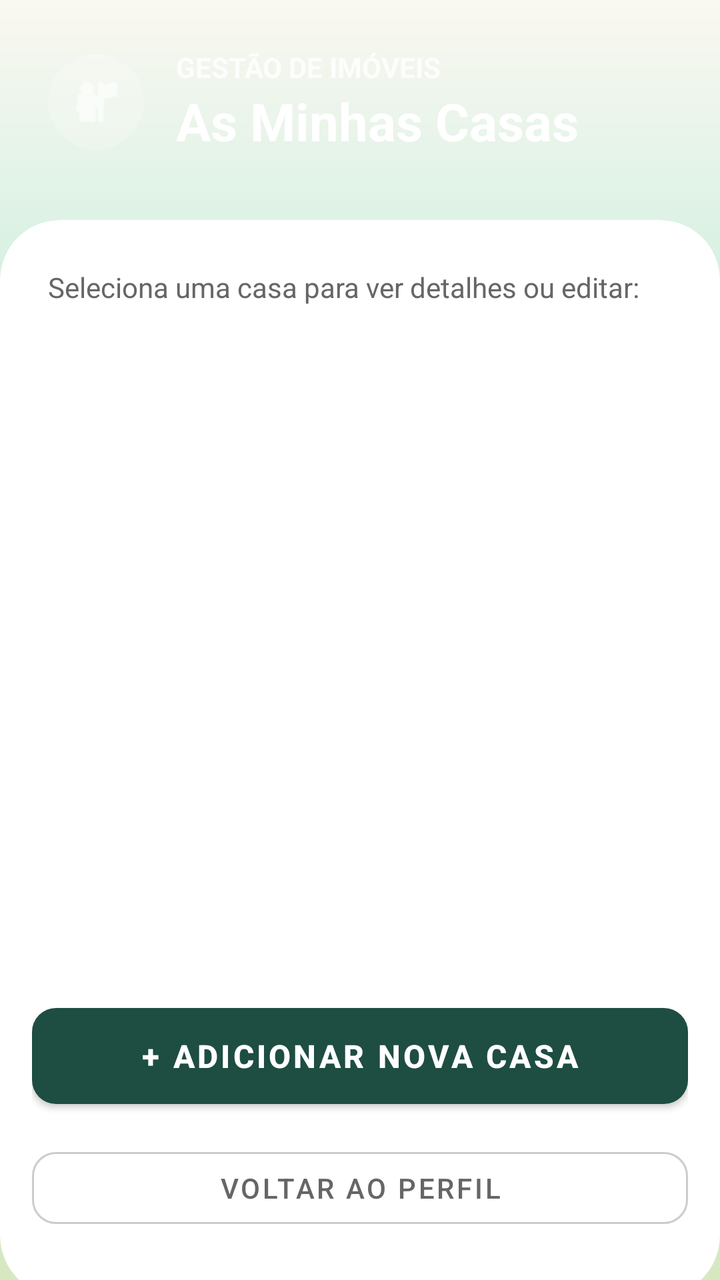
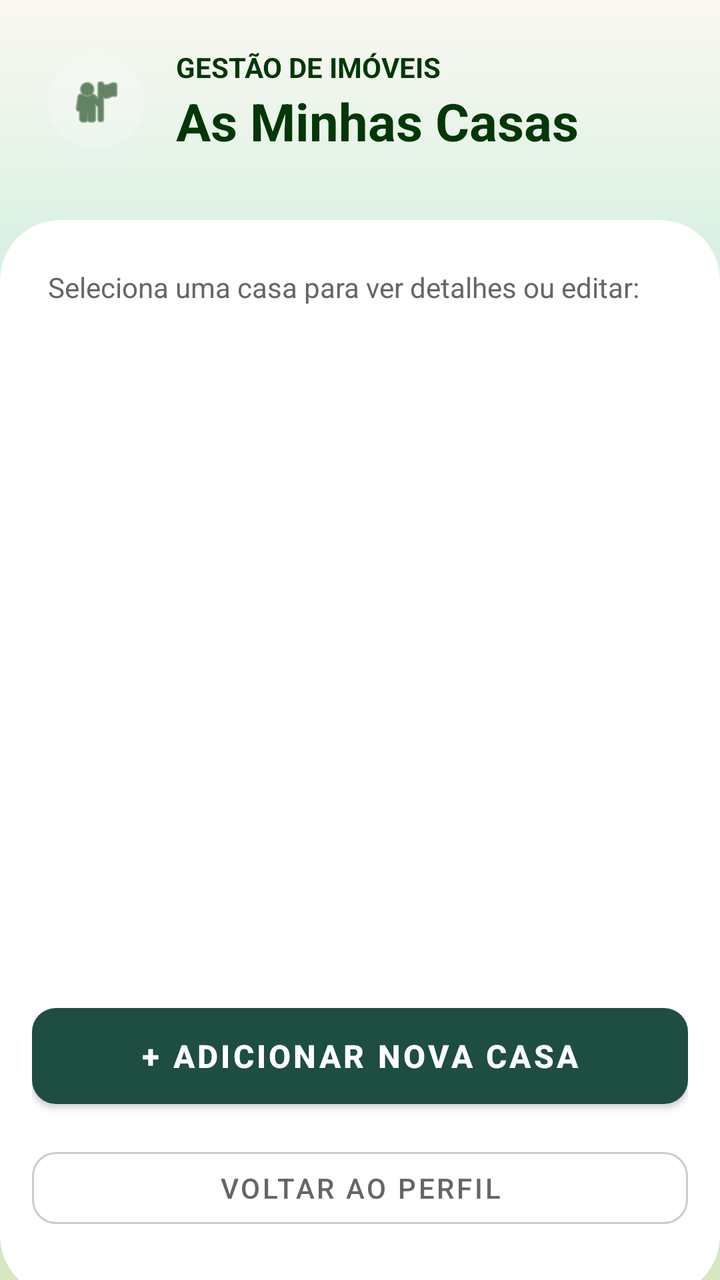

Compare the two renders of this Android layout. The source of the first and the diff that turns it into the second are given below.
<!-- AndroidManifest.xml: application theme Theme.EcoTrack -->
<!-- res/layout/activity_listar_casas.xml -->
<?xml version="1.0" encoding="utf-8"?>
<LinearLayout xmlns:android="http://schemas.android.com/apk/res/android"
    xmlns:app="http://schemas.android.com/apk/res-auto"
    android:layout_width="match_parent"
    android:layout_height="match_parent"
    android:orientation="vertical"
    android:background="@drawable/gradient_verde">

    <LinearLayout
        android:layout_width="match_parent"
        android:layout_height="wrap_content"
        android:orientation="horizontal"
        android:padding="24dp"
        android:gravity="center_vertical">

        <ImageView
            android:layout_width="48dp"
            android:layout_height="48dp"
            android:src="@android:drawable/ic_menu_myplaces"
            app:tint="#FFFFFF"
            android:background="@drawable/bg_circle_white_alpha"
            android:padding="10dp"
            android:layout_marginEnd="16dp"/>

        <LinearLayout
            android:layout_width="wrap_content"
            android:layout_height="wrap_content"
            android:orientation="vertical">

            <TextView
                android:layout_width="wrap_content"
                android:layout_height="wrap_content"
                android:text="Gestão de Imóveis"
                android:textColor="#CCFFFFFF"
                android:textSize="14sp"
                android:textAllCaps="true"
                android:textStyle="bold"/>

            <TextView
                android:layout_width="wrap_content"
                android:layout_height="wrap_content"
                android:text="As Minhas Casas"
                android:textColor="#FFFFFF"
                android:textSize="26sp"
                android:textStyle="bold"/>
        </LinearLayout>
    </LinearLayout>

    <com.google.android.material.card.MaterialCardView
        android:layout_width="match_parent"
        android:layout_height="0dp"
        android:layout_weight="1"
        android:layout_marginTop="8dp"
        app:cardBackgroundColor="#FFFFFF"
        app:cardCornerRadius="30dp"
        app:cardElevation="0dp"
        android:layout_marginBottom="-20dp"> <LinearLayout
        android:layout_width="match_parent"
        android:layout_height="match_parent"
        android:orientation="vertical"
        android:paddingTop="24dp"
        android:paddingStart="16dp"
        android:paddingEnd="16dp"
        android:paddingBottom="30dp"> <TextView
        android:layout_width="match_parent"
        android:layout_height="wrap_content"
        android:text="Seleciona uma casa para ver detalhes ou editar:"
        android:textColor="#666666"
        android:textSize="14sp"
        android:paddingStart="8dp"
        android:layout_marginBottom="12dp"/>

        <ListView
            android:id="@+id/listCasas"
            android:layout_width="match_parent"
            android:layout_height="0dp"
            android:layout_weight="1"
            android:divider="@null"
            android:dividerHeight="16dp"
            android:padding="8dp"
            android:clipToPadding="false"
            android:scrollbarStyle="outsideOverlay"/>

        <LinearLayout
            android:layout_width="match_parent"
            android:layout_height="wrap_content"
            android:orientation="vertical"
            android:layout_marginTop="16dp">

            <com.google.android.material.button.MaterialButton
                android:id="@+id/btnAdicionarCasa"
                android:layout_width="match_parent"
                android:layout_height="60dp"
                android:text="+ Adicionar Nova Casa"
                android:textSize="16sp"
                android:textStyle="bold"
                android:textColor="#FFFFFF"
                app:backgroundTint="#1E4D42"
                app:cornerRadius="12dp"
                android:layout_marginBottom="12dp"
                android:elevation="4dp"/>

            <com.google.android.material.button.MaterialButton
                android:id="@+id/btnVoltar"
                android:layout_width="match_parent"
                android:layout_height="wrap_content"
                android:text="Voltar ao Perfil"
                style="@style/Widget.MaterialComponents.Button.OutlinedButton"
                android:textColor="#666666"
                app:strokeColor="#CCCCCC"
                app:strokeWidth="1dp"
                app:cornerRadius="12dp"/>
        </LinearLayout>

    </LinearLayout>
    </com.google.android.material.card.MaterialCardView>

</LinearLayout>
<!-- resources referenced by this layout -->
<resources>
  <!-- drawable bg_circle_white_alpha (drawable) -->
  <?xml version="1.0" encoding="utf-8"?>
  <shape xmlns:android="http://schemas.android.com/apk/res/android" shape="oval">
      <solid android:color="#33FFFFFF"/>
  </shape>
  <!-- drawable gradient_verde (drawable) -->
  <shape xmlns:android="http://schemas.android.com/apk/res/android">
      <gradient
          android:startColor="@color/pastel_lightgreen"
          android:centerColor="@color/mint_start"
          android:endColor="@color/pastel_whitewarm"
          android:angle="90" />
  
      <corners android:radius="0dp" />
  </shape>
  <style name="Theme.EcoTrack" parent="Theme.MaterialComponents.Light.NoActionBar">
          
          <item name="colorPrimary">@color/colorPrimary</item>
          <item name="colorOnPrimary">@color/colorOnPrimary</item>
          <item name="colorSecondary">@color/colorSecondary</item>
          <item name="colorOnSecondary">@color/colorOnSecondary</item>
  
          
          <item name="colorOnBackground">@color/background_beige</item>
          <item name="colorSurface">@color/colorSurface</item>
          <item name="colorOnSurface">@color/colorOnSurface</item>
          <item name="android:windowBackground">@color/background_beige</item>
  
          
          <item name="colorPrimaryContainer">@color/colorPrimaryContainer</item>
          <item name="colorOnPrimaryContainer">@color/colorOnPrimaryContainer</item>
          <item name="colorSecondaryContainer">@color/colorSecondaryContainer</item>
          <item name="colorOnSecondaryContainer">@color/colorOnSecondaryContainer</item>
  
          
          <item name="colorError">@color/colorError</item>
          <item name="colorOnError">@color/colorOnError</item>
          <item name="colorErrorContainer">@color/colorErrorContainer</item>
          <item name="colorOnErrorContainer">@color/colorOnErrorContainer</item>
  
          
          <item name="colorOutline">@color/colorOutline</item>
  
          
          <item name="android:textColorPrimary">@color/text_primary</item>
          <item name="android:textColorSecondary">@color/text_secondary</item>
  
          
          <item name="android:statusBarColor">@color/colorPrimary</item>
          <item name="android:navigationBarColor">@color/background_beige</item>
      </style>
  <color name="pastel_lightgreen">#D7E8C1</color>
  <color name="mint_start">#A8E6CF</color>
  <color name="pastel_whitewarm">#FAF8F1</color>
  <color name="colorPrimary">#2E7D5B</color>
  <color name="colorOnPrimary">#FFFFFF</color>
  <color name="colorSecondary">#52644F</color>
  <color name="colorOnSecondary">#FFFFFF</color>
  <color name="background_beige">#FFFDF8</color>
  <color name="colorSurface">#FAF7F2</color>
  <color name="colorOnSurface">#3B3A37</color>
  <color name="colorPrimaryContainer">#BFE3CF</color>
  <color name="colorOnPrimaryContainer">#1A3B2C</color>
  <color name="colorSecondaryContainer">#D5E8D7</color>
  <color name="colorOnSecondaryContainer">#1F352F</color>
  <color name="colorError">#B3261E</color>
  <color name="colorOnError">#FFFFFF</color>
  <color name="colorErrorContainer">#F9DEDC</color>
  <color name="colorOnErrorContainer">#410E0B</color>
  <color name="colorOutline">#D8D2C8</color>
  <color name="text_primary">#2E2E2E</color>
  <color name="text_secondary">#7A7A7A</color>
</resources>

<!-- the commit's change to res/layout/activity_listar_casas.xml (unified diff, before → after) -->
@@ -17,7 +17,7 @@
             android:layout_width="48dp"
             android:layout_height="48dp"
             android:src="@android:drawable/ic_menu_myplaces"
-            app:tint="#FFFFFF"
+            app:tint="@color/green"
             android:background="@drawable/bg_circle_white_alpha"
             android:padding="10dp"
             android:layout_marginEnd="16dp"/>
@@ -31,7 +31,7 @@
                 android:layout_width="wrap_content"
                 android:layout_height="wrap_content"
                 android:text="Gestão de Imóveis"
-                android:textColor="#CCFFFFFF"
+                android:textColor="@color/green"
                 android:textSize="14sp"
                 android:textAllCaps="true"
                 android:textStyle="bold"/>
@@ -40,7 +40,7 @@
                 android:layout_width="wrap_content"
                 android:layout_height="wrap_content"
                 android:text="As Minhas Casas"
-                android:textColor="#FFFFFF"
+                android:textColor="@color/green"
                 android:textSize="26sp"
                 android:textStyle="bold"/>
         </LinearLayout>
<!-- resource entries referenced after the edit -->
@@ -1,5 +1,6 @@
 <!-- resources referenced by this layout -->
 <resources>
+  <color name="green">#033705</color>
   <!-- drawable bg_circle_white_alpha (drawable) -->
   <?xml version="1.0" encoding="utf-8"?>
   <shape xmlns:android="http://schemas.android.com/apk/res/android" shape="oval">
